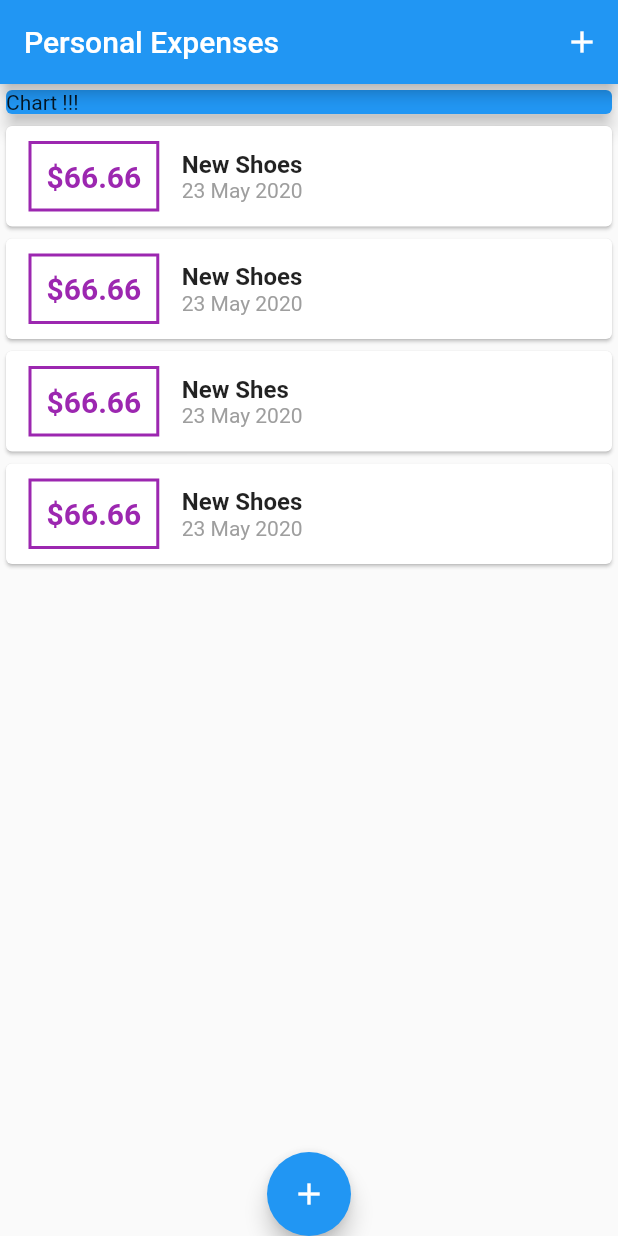
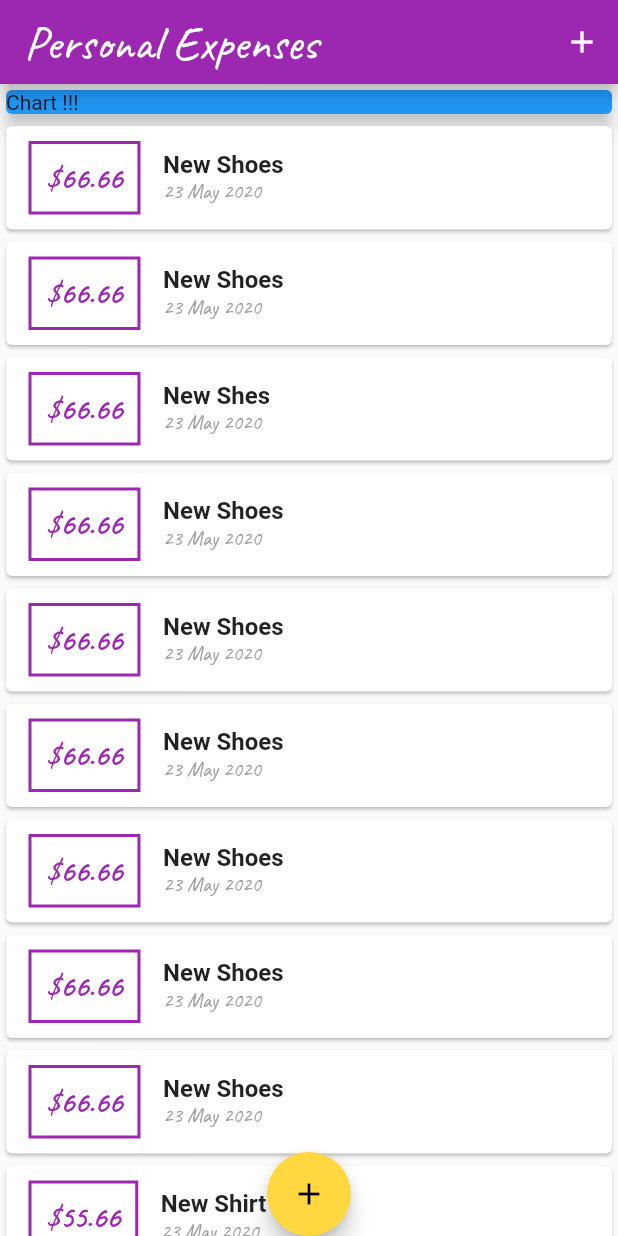
Before and after one commit to ARUNMOHAN9/mock-expense-app-flutter, a Flutter app: the screen it shows after launch, on a phone screen of 412 x 824 dp. Run offline on Flutter 3.47's test engine with Material 2 defaults, Android fonts, the phone set to English and light mode, and no system bars; Roboto replaces fonts that are missing (Noto).

Commit message:
added new fonts

```diff
--- a/lib/main.dart
+++ b/lib/main.dart
@@ -3,6 +3,7 @@ import './widgets/new_transaction.dart';
 import './widgets/transaction_list.dart';
 
 import 'models/transaction.dart';
+
 void main() => runApp(MyApp());
 
 class MyApp extends StatelessWidget {
@@ -11,20 +12,35 @@ class MyApp extends StatelessWidget {
     return MaterialApp(
       title: 'Personal Expenses',
       home: MyHomePage(),
+      theme: ThemeData(
+        primarySwatch: Colors.purple,
+        accentColor: Colors.amberAccent,
+        fontFamily: 'Noto',
+        textTheme: TextTheme(
+          headline6: TextStyle(
+            fontFamily: 'Caveat',
+            fontWeight: FontWeight.bold,
+            fontSize: 20,
+            color: Colors.purple,
+          ),
+        ),
+        appBarTheme: AppBarTheme(
+          textTheme: TextTheme(
+            headline6: TextStyle(fontFamily: 'Caveat', fontSize: 32),
+          ),
+        ),
+      ),
     );
   }
 }
 
 class MyHomePage extends StatefulWidget {
-
-
   @override
   _MyHomePageState createState() => _MyHomePageState();
 }
 
 class _MyHomePageState extends State<MyHomePage> {
-
-    final List<Transaction> _userTransactions = [
+  final List<Transaction> _userTransactions = [
     Transaction(
       id: '121',
       amount: 66.66,
@@ -88,7 +104,6 @@ class _MyHomePageState extends State<MyHomePage> {
   ];
 
   void _addTransaction(String title, double amount) {
-    print('hit');
     final obj = new Transaction(
         id: DateTime.now().toString(),
         title: title,
@@ -101,9 +116,11 @@ class _MyHomePageState extends State<MyHomePage> {
   }
 
   void _startAddNewTxn(BuildContext ctx) {
-    showModalBottomSheet(context: ctx, builder: (_) {
-      return NewTransaction(_addTransaction);
-    });
+    showModalBottomSheet(
+        context: ctx,
+        builder: (_) {
+          return NewTransaction(_addTransaction);
+        });
   }
 
   @override
@@ -130,11 +147,13 @@ class _MyHomePageState extends State<MyHomePage> {
               elevation: 5,
             ),
           ),
-         TransactionList(_userTransactions),
+          TransactionList(_userTransactions),
         ],
       ),
-      floatingActionButton:
-          FloatingActionButton(child: Icon(Icons.add), onPressed: () => _startAddNewTxn(context),),
+      floatingActionButton: FloatingActionButton(
+        child: Icon(Icons.add),
+        onPressed: () => _startAddNewTxn(context),
+      ),
       floatingActionButtonLocation: FloatingActionButtonLocation.centerDocked,
     );
   }
--- a/lib/widgets/transaction_list.dart
+++ b/lib/widgets/transaction_list.dart
@@ -11,8 +11,7 @@ class TransactionList extends StatelessWidget {
 
   @override
   Widget build(BuildContext context) {
-    return Container(
-      height: 300,
+    return Expanded(
       child: ListView.builder(
         itemCount: userTransactions.length,
         itemBuilder: (ctx, index) {
@@ -22,7 +21,7 @@ class TransactionList extends StatelessWidget {
                 Container(
                   decoration: BoxDecoration(
                     border: Border.all(
-                      color: Colors.purple,
+                      color: Theme.of(context).primaryColor,
                       width: 2,
                     ),
                   ),
@@ -33,10 +32,7 @@ class TransactionList extends StatelessWidget {
                   ),
                   child: Text(
                     '\$${userTransactions[index].amount.toStringAsFixed(2)}',
-                    style: TextStyle(
-                        color: Colors.purple,
-                        fontWeight: FontWeight.bold,
-                        fontSize: 20),
+                    style: Theme.of(context).textTheme.headline6,
                   ),
                 ),
                 Column(
@@ -48,8 +44,12 @@ class TransactionList extends StatelessWidget {
                           TextStyle(fontSize: 16, fontWeight: FontWeight.bold),
                     ),
                     Text(
-                      DateFormat('dd MMM yyyy').format(userTransactions[index].date),
-                      style: TextStyle(fontSize: 14, color: Colors.grey),
+                      DateFormat('dd MMM yyyy')
+                          .format(userTransactions[index].date),
+                      style: TextStyle(
+                          fontFamily: 'Caveat',
+                          fontSize: 14,
+                          color: Colors.grey),
                     )
                   ],
                 ),
```
Also changed, not shown: pubspec.yaml (+11 -11 lines), assets/fonts/Caveat-Bold.ttf (added), assets/fonts/Caveat-Regular.ttf (added), 2 other files.
